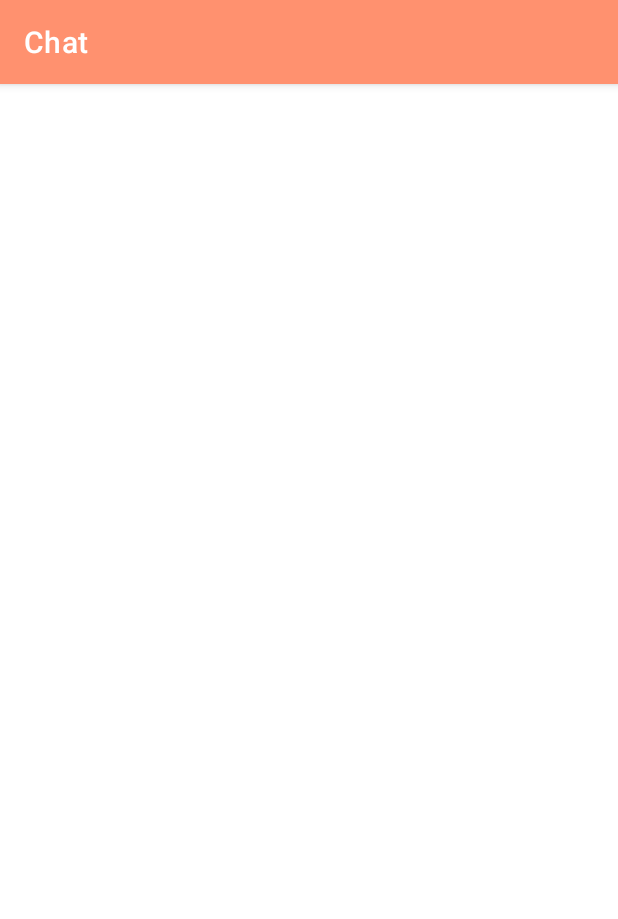
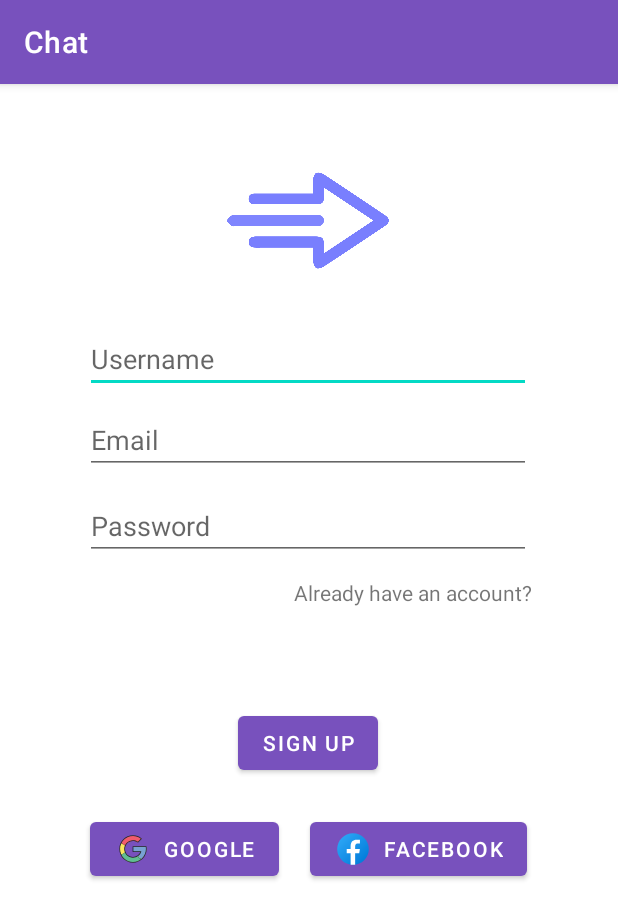
Before and after one commit to Andreasgdp/Android-course, an Android app: the screen it shows after launch (SignUpActivity), on a phone screen of 412 x 824 dp. Shown: the top 919 px of the screen. Run offline under Robolectric (Android 15) with nearby library versions, the phone set to English and light mode, and no system bars.

Commit message:
Added UI of signup page

```diff
--- a/Project Messaging App/Chat/app/src/main/res/layout/activity_sign_up.xml
+++ b/Project Messaging App/Chat/app/src/main/res/layout/activity_sign_up.xml
@@ -6,4 +6,124 @@
     android:layout_height="match_parent"
     tools:context=".views.SignUpActivity">
 
+    <EditText
+        android:id="@+id/editTextTextPersonName"
+        android:layout_width="297dp"
+        android:layout_height="40dp"
+        android:layout_marginTop="24dp"
+        android:ems="10"
+        android:hint="@string/input_username"
+        android:inputType="textPersonName"
+        app:layout_constraintEnd_toEndOf="parent"
+        app:layout_constraintHorizontal_bias="0.497"
+        app:layout_constraintStart_toStartOf="parent"
+        app:layout_constraintTop_toBottomOf="@+id/imageView" />
+
+    <EditText
+        android:id="@+id/editTextTextPersonName2"
+        android:layout_width="297dp"
+        android:layout_height="42dp"
+        android:layout_marginTop="12dp"
+        android:ems="10"
+        android:hint="@string/input_email"
+        android:inputType="textPersonName"
+        app:layout_constraintEnd_toEndOf="parent"
+        app:layout_constraintHorizontal_bias="0.497"
+        app:layout_constraintStart_toStartOf="parent"
+        app:layout_constraintTop_toBottomOf="@+id/editTextTextPersonName" />
+
+    <EditText
+        android:id="@+id/editTextTextPersonName3"
+        android:layout_width="297dp"
+        android:layout_height="45dp"
+        android:layout_marginTop="12dp"
+        android:ems="10"
+        android:hint="@string/input_password"
+        android:inputType="textPersonName"
+        app:layout_constraintEnd_toEndOf="parent"
+        app:layout_constraintHorizontal_bias="0.497"
+        app:layout_constraintStart_toStartOf="parent"
+        app:layout_constraintTop_toBottomOf="@+id/editTextTextPersonName2" />
+
+    <Button
+        android:id="@+id/button"
+        android:layout_width="wrap_content"
+        android:layout_height="wrap_content"
+        android:layout_marginTop="12dp"
+        android:text="@string/btn_sign_up"
+        app:layout_constraintEnd_toEndOf="parent"
+        app:layout_constraintHorizontal_bias="0.498"
+        app:layout_constraintStart_toStartOf="parent"
+        app:layout_constraintTop_toBottomOf="@+id/linearLayout" />
+
+    <ImageView
+        android:id="@+id/imageView"
+        android:layout_width="108dp"
+        android:layout_height="102dp"
+        android:layout_marginTop="40dp"
+        app:layout_constraintEnd_toEndOf="parent"
+        app:layout_constraintHorizontal_bias="0.498"
+        app:layout_constraintStart_toStartOf="parent"
+        app:layout_constraintTop_toTopOf="parent"
+        app:srcCompat="@drawable/ic_logo" />
+
+    <LinearLayout
+        android:layout_width="332dp"
+        android:layout_height="69dp"
+        android:layout_marginTop="12dp"
+        android:gravity="center"
+        android:orientation="horizontal"
+        app:layout_constraintEnd_toEndOf="parent"
+        app:layout_constraintStart_toStartOf="parent"
+        app:layout_constraintTop_toBottomOf="@+id/button">
+
+        <Space
+            android:layout_width="wrap_content"
+            android:layout_height="wrap_content"
+            android:layout_weight="1" />
+
+        <Button
+            android:id="@+id/button2"
+            android:layout_width="wrap_content"
+            android:layout_height="wrap_content"
+            android:drawableLeft="@drawable/ic_google"
+            android:text="@string/btn_google" />
+
+        <Space
+            android:layout_width="wrap_content"
+            android:layout_height="wrap_content"
+            android:layout_weight="1" />
+
+        <Button
+            android:id="@+id/button3"
+            android:layout_width="wrap_content"
+            android:layout_height="wrap_content"
+            android:drawableLeft="@drawable/ic_facebook"
+            android:text="@string/btn_facebook" />
+
+        <Space
+            android:layout_width="wrap_content"
+            android:layout_height="wrap_content"
+            android:layout_weight="1" />
+    </LinearLayout>
+
+    <LinearLayout
+        android:id="@+id/linearLayout"
+        android:layout_width="296dp"
+        android:layout_height="74dp"
+        android:layout_marginTop="12dp"
+        android:gravity="right"
+        android:orientation="horizontal"
+        app:layout_constraintEnd_toEndOf="parent"
+        app:layout_constraintStart_toStartOf="parent"
+        app:layout_constraintTop_toBottomOf="@+id/editTextTextPersonName3">
+
+        <TextView
+            android:id="@+id/textView2"
+            android:layout_width="wrap_content"
+            android:layout_height="wrap_content"
+            android:layout_weight="1"
+            android:text="@string/text_sign_up"
+            android:textAlignment="viewEnd" />
+    </LinearLayout>
 </androidx.constraintlayout.widget.ConstraintLayout>
--- a/Project Messaging App/Chat/app/src/main/res/values/colors.xml
+++ b/Project Messaging App/Chat/app/src/main/res/values/colors.xml
@@ -9,8 +9,8 @@
     <color name="white">#FFFFFFFF</color>
 
 
-    <color name="colorPrimary">#FF916F</color>
-    <color name="colorPrimaryDark">#FF5722</color>
+    <color name="colorPrimary">#7851BD</color>
+    <color name="colorPrimaryDark">#5E28BD</color>
     <color name="colorAccent">#FF3700B3</color>
     <color name="lightGrey">#FF03DAC5</color>
     <color name="whatsAppColor">#FF018786</color>
--- a/Project Messaging App/Chat/app/src/main/res/values/strings.xml
+++ b/Project Messaging App/Chat/app/src/main/res/values/strings.xml
@@ -1,3 +1,10 @@
 <resources>
     <string name="app_name">Chat</string>
+    <string name="input_username">Username</string>
+    <string name="input_email">Email</string>
+    <string name="input_password">Password</string>
+    <string name="text_sign_up">Already have an account?</string>
+    <string name="btn_google">Google</string>
+    <string name="btn_facebook">Facebook</string>
+    <string name="btn_sign_up">Sign Up</string>
 </resources>
```
Also changed, not shown: Project Messaging App/Chat/app/src/main/res/drawable/ic_logo.png (added).
